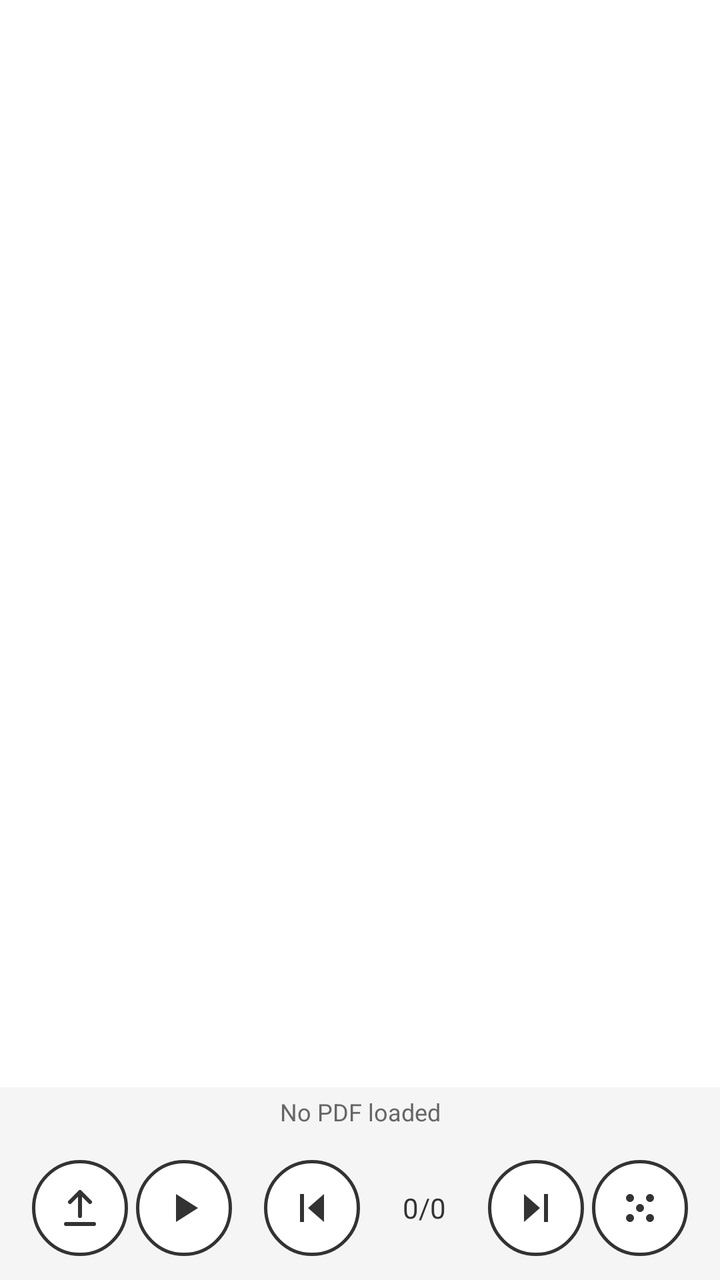
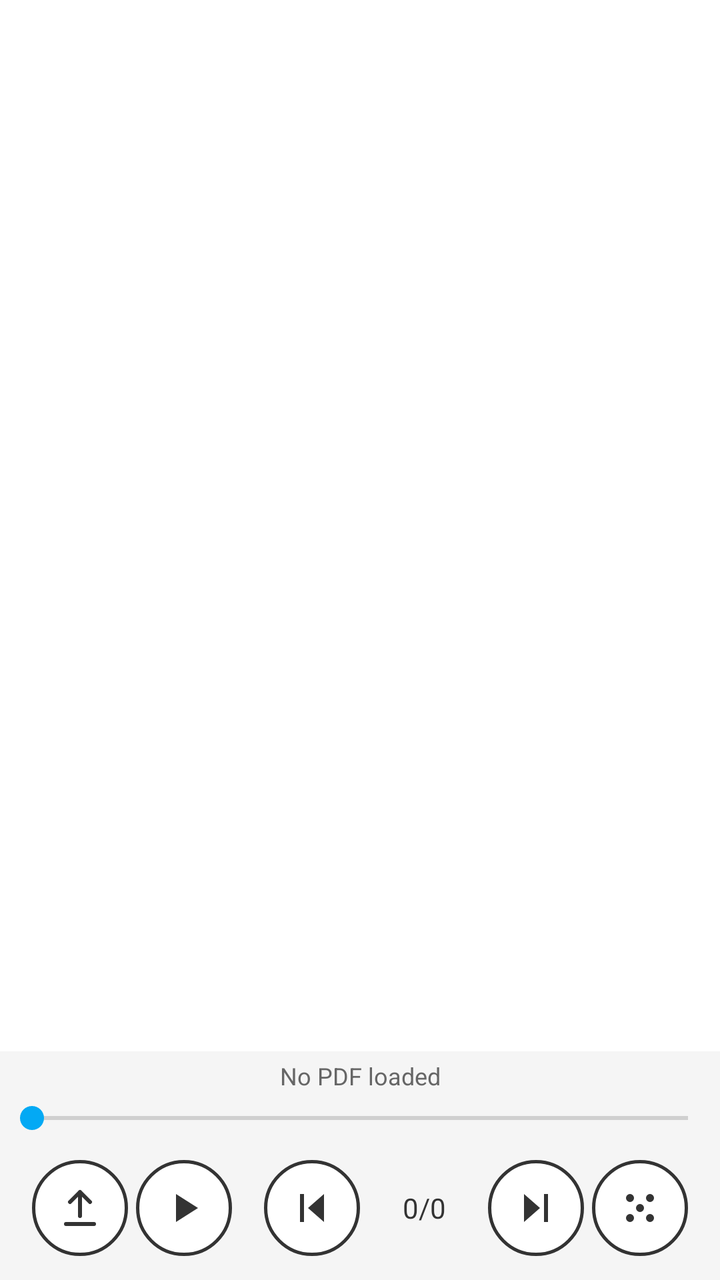

Two renders of the same Android screen: before a commit and after it. Below are the layout's source before the change and the commit's diff.
<!-- AndroidManifest.xml: application theme AppTheme -->
<!-- res/layout/activity_main.xml -->
<?xml version="1.0" encoding="utf-8"?>
<androidx.constraintlayout.widget.ConstraintLayout xmlns:android="http://schemas.android.com/apk/res/android"
    xmlns:app="http://schemas.android.com/apk/res-auto"
    android:layout_width="match_parent"
    android:layout_height="match_parent"
    android:background="?android:attr/colorBackground">

    
    <FrameLayout
        android:id="@+id/contentArea"
        android:layout_width="0dp"
        android:layout_height="0dp"
        android:background="@color/pdfDisplayBackground"
        app:layout_constraintTop_toTopOf="parent"
        app:layout_constraintBottom_toTopOf="@id/statusText"
        app:layout_constraintStart_toStartOf="parent"
        app:layout_constraintEnd_toEndOf="parent">

        <ImageView
            android:id="@+id/pdfPageView"
            android:layout_width="match_parent"
            android:layout_height="match_parent"
            android:scaleType="fitCenter"
            android:background="@color/pdfPageBackground" />

        <ScrollView
            android:id="@+id/textScrollView"
            android:layout_width="match_parent"
            android:layout_height="match_parent"
            android:padding="16dp"
            android:background="@color/pdfPageBackground">

            <TextView
                android:id="@+id/pageTextView"
                android:layout_width="match_parent"
                android:layout_height="wrap_content"
                android:textSize="16sp"
                android:textColor="@color/textPrimary"
                android:lineSpacingMultiplier="1.3" />
        </ScrollView>
    </FrameLayout>

    
    <TextView
        android:id="@+id/statusText"
        android:layout_width="0dp"
        android:layout_height="wrap_content"
        android:text="No PDF loaded"
        android:textColor="@color/textSecondary"
        android:textSize="12sp"
        android:gravity="center"
        android:paddingVertical="4dp"
        android:background="@color/controlPanelBackground"
        app:layout_constraintBottom_toTopOf="@id/controlBar"
        app:layout_constraintStart_toStartOf="parent"
        app:layout_constraintEnd_toEndOf="parent" />

    
    <LinearLayout
        android:id="@+id/controlBar"
        android:layout_width="0dp"
        android:layout_height="wrap_content"
        android:orientation="horizontal"
        android:gravity="center_vertical"
        android:paddingHorizontal="16dp"
        android:paddingVertical="12dp"
        android:background="@color/controlPanelBackground"
        app:layout_constraintBottom_toBottomOf="parent"
        app:layout_constraintStart_toStartOf="parent"
        app:layout_constraintEnd_toEndOf="parent">

        
        <ImageButton
            android:id="@+id/pickBtn"
            android:layout_width="48dp"
            android:layout_height="48dp"
            android:background="@drawable/circle_button_bg"
            android:src="@drawable/ic_upload"
            android:scaleType="center"
            android:contentDescription="Pick PDF" />

        <View
            android:layout_width="0dp"
            android:layout_height="0dp"
            android:layout_weight="1" />

        
        <ImageButton
            android:id="@+id/playPauseBtn"
            android:layout_width="48dp"
            android:layout_height="48dp"
            android:background="@drawable/circle_button_bg"
            android:src="@drawable/ic_play"
            android:scaleType="center"
            android:contentDescription="Play/Pause" />

        <View
            android:layout_width="16dp"
            android:layout_height="0dp" />

        
        <ImageButton
            android:id="@+id/prevBtn"
            android:layout_width="48dp"
            android:layout_height="48dp"
            android:background="@drawable/circle_button_bg"
            android:src="@drawable/ic_prev"
            android:scaleType="center"
            android:contentDescription="Previous page" />

        <View
            android:layout_width="8dp"
            android:layout_height="0dp" />

        
        <TextView
            android:id="@+id/pageIndicator"
            android:layout_width="wrap_content"
            android:layout_height="wrap_content"
            android:text="0/0"
            android:textColor="@color/textPrimary"
            android:textSize="14sp"
            android:minWidth="48dp"
            android:gravity="center" />

        <View
            android:layout_width="8dp"
            android:layout_height="0dp" />

        
        <ImageButton
            android:id="@+id/nextBtn"
            android:layout_width="48dp"
            android:layout_height="48dp"
            android:background="@drawable/circle_button_bg"
            android:src="@drawable/ic_next"
            android:scaleType="center"
            android:contentDescription="Next page" />

        <View
            android:layout_width="0dp"
            android:layout_height="0dp"
            android:layout_weight="1" />

        
        <ImageButton
            android:id="@+id/settingsBtn"
            android:layout_width="48dp"
            android:layout_height="48dp"
            android:background="@drawable/circle_button_bg"
            android:src="@drawable/ic_settings"
            android:scaleType="center"
            android:contentDescription="Settings" />

    </LinearLayout>

</androidx.constraintlayout.widget.ConstraintLayout>
<!-- resources referenced by this layout -->
<resources>
  <color name="controlPanelBackground">#F5F5F5</color>
  <color name="pdfDisplayBackground">#F5F5F5</color>
  <color name="pdfPageBackground">#FFFFFF</color>
  <color name="textPrimary">#333333</color>
  <color name="textSecondary">#666666</color>
  <!-- drawable circle_button_bg (drawable) -->
  <?xml version="1.0" encoding="utf-8"?>
  <shape xmlns:android="http://schemas.android.com/apk/res/android"
      android:shape="oval">
      <solid android:color="@color/buttonBackground"/>
      <stroke
          android:width="1.5dp"
          android:color="@color/buttonBorder"/>
      <size
          android:width="48dp"
          android:height="48dp"/>
  </shape>
  <!-- drawable ic_next (drawable) -->
  <?xml version="1.0" encoding="utf-8"?>
  <vector xmlns:android="http://schemas.android.com/apk/res/android"
      android:width="24dp"
      android:height="24dp"
      android:viewportWidth="24"
      android:viewportHeight="24">
      
      <path
          android:fillColor="@color/buttonIcon"
          android:pathData="M6,5 L6,19 L14,12 Z"/>
      
      <path
          android:fillColor="@color/buttonIcon"
          android:pathData="M16,5 L18,5 L18,19 L16,19 Z"/>
  </vector>
  <!-- drawable ic_play (drawable) -->
  <?xml version="1.0" encoding="utf-8"?>
  <vector xmlns:android="http://schemas.android.com/apk/res/android"
      android:width="24dp"
      android:height="24dp"
      android:viewportWidth="24"
      android:viewportHeight="24">
      <path
          android:fillColor="@color/buttonIcon"
          android:pathData="M8,5 L8,19 L19,12 Z"/>
  </vector>
  <!-- drawable ic_prev (drawable) -->
  <?xml version="1.0" encoding="utf-8"?>
  <vector xmlns:android="http://schemas.android.com/apk/res/android"
      android:width="24dp"
      android:height="24dp"
      android:viewportWidth="24"
      android:viewportHeight="24">
      
      <path
          android:fillColor="@color/buttonIcon"
          android:pathData="M6,5 L8,5 L8,19 L6,19 Z"/>
      
      <path
          android:fillColor="@color/buttonIcon"
          android:pathData="M18,5 L18,19 L10,12 Z"/>
  </vector>
  <style name="AppTheme" parent="Theme.MaterialComponents.DayNight.NoActionBar">
          <item name="colorPrimary">@color/colorPrimary</item>
          <item name="colorPrimaryVariant">@color/colorPrimaryVariant</item>
          <item name="colorOnPrimary">@color/colorOnPrimary</item>
          <item name="colorSecondary">@color/colorSecondary</item>
          <item name="colorSecondaryVariant">@color/colorSecondaryVariant</item>
          <item name="colorOnSecondary">@color/colorOnSecondary</item>
          <item name="android:colorBackground">@color/colorBackground</item>
          <item name="colorSurface">@color/colorSurface</item>
          <item name="colorOnSurface">@color/colorOnSurface</item>
      </style>
  <color name="buttonBackground">#FFFFFF</color>
  <color name="buttonBorder">#333333</color>
  <color name="buttonIcon">#333333</color>
  <color name="colorPrimary">#1976D2</color>
  <color name="colorPrimaryVariant">#1565C0</color>
  <color name="colorOnPrimary">#FFFFFF</color>
  <color name="colorSecondary">#03A9F4</color>
  <color name="colorSecondaryVariant">#0288D1</color>
  <color name="colorOnSecondary">#000000</color>
  <color name="colorBackground">#FFFFFF</color>
  <color name="colorSurface">#FFFFFF</color>
  <color name="colorOnSurface">#000000</color>
  <!-- unchanged entries left out for length: 2 -->
</resources>

<!-- the commit's change to res/layout/activity_main.xml (unified diff, before → after) -->
@@ -50,6 +50,19 @@
         android:textSize="12sp"
         android:gravity="center"
         android:paddingVertical="4dp"
+        android:background="@color/controlPanelBackground"
+        app:layout_constraintBottom_toTopOf="@id/seekBar"
+        app:layout_constraintStart_toStartOf="parent"
+        app:layout_constraintEnd_toEndOf="parent" />
+
+    
+    <SeekBar
+        android:id="@+id/seekBar"
+        android:layout_width="0dp"
+        android:layout_height="wrap_content"
+        android:max="0"
+        android:progress="0"
+        android:paddingHorizontal="16dp"
         android:background="@color/controlPanelBackground"
         app:layout_constraintBottom_toTopOf="@id/controlBar"
         app:layout_constraintStart_toStartOf="parent"
